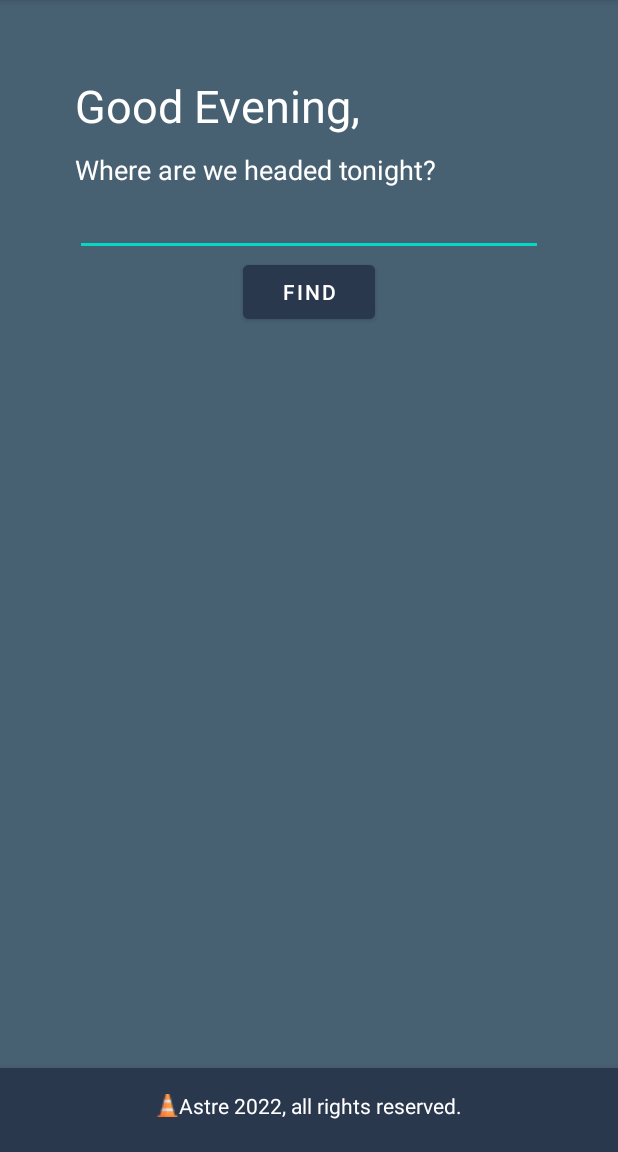
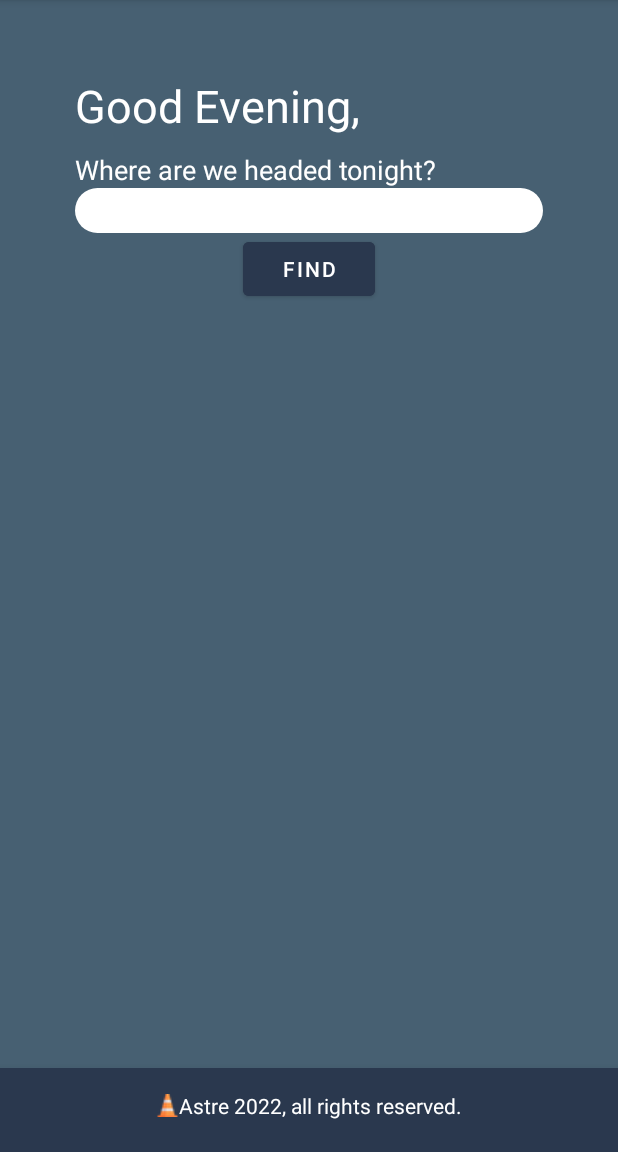
Before and after one commit to mehdi-nait/METAR-TAF-Android-App, an Android app: the screen it shows after launch (MainActivity), on a phone screen of 412 x 824 dp, the part 84-1236 px from its top. Run offline under Robolectric (Android 15) with nearby library versions, the phone set to English and light mode, and no system bars.

Commit message:
adding background color to edit text'

```diff
--- a/app/src/main/java/com/example/metar_taf/MainActivity2.java
+++ b/app/src/main/java/com/example/metar_taf/MainActivity2.java
@@ -83,7 +83,7 @@ public class MainActivity2 extends AppCompatActivity {
 
         //Getting code from intent
         String received_code = this.getIntent().getExtras().get("message").toString();
-
+        searchList.add(received_code);
         list = (ListView) findViewById(R.id.list_codes);
         OACI2 = (EditText) findViewById(R.id.OACI2);
         clear = (Button) findViewById(R.id.clear);
--- /dev/null
+++ b/app/src/main/res/drawable/edittextstyle.xml
@@ -0,0 +1,10 @@
+<?xml version="1.0" encoding="utf-8"?>
+<shape  xmlns:android="http://schemas.android.com/apk/res/android"
+    android:shape="rectangle" android:padding="10dp">
+    <solid android:color="#FFFF" />
+    <corners
+        android:bottomRightRadius="15dp"
+        android:bottomLeftRadius="15dp"
+        android:topLeftRadius="15dp"
+        android:topRightRadius="15dp" />
+</shape>
--- a/app/src/main/res/layout/activity_main.xml
+++ b/app/src/main/res/layout/activity_main.xml
@@ -41,8 +41,9 @@
             <EditText
                 android:id="@+id/OACI"
                 android:layout_width="match_parent"
-                android:layout_height="wrap_content"
-                android:textColor="@color/text_color"></EditText>
+                android:layout_height="30dp"
+                android:background="@drawable/edittextstyle"
+                android:textColor="@color/bar_color"></EditText>
 
             <LinearLayout
                 android:layout_width="match_parent"
--- a/app/src/main/res/layout/activity_main2.xml
+++ b/app/src/main/res/layout/activity_main2.xml
@@ -32,8 +32,9 @@
             <EditText
                 android:id="@+id/OACI2"
                 android:layout_width="match_parent"
-                android:layout_height="wrap_content"
-                android:textColor="@color/text_color"></EditText>
+                android:layout_height="30dp"
+                android:background="@drawable/edittextstyle"
+                android:textColor="@color/bar_color"></EditText>
 
             <Button
                 android:layout_width="wrap_content"
@@ -48,6 +49,7 @@
                 android:id="@+id/list_codes"
                 android:layout_width="match_parent"
                 android:layout_height="358dp"
+                android:background="@color/white"
                 android:layout_centerHorizontal="true" />
 
             <Button
```
